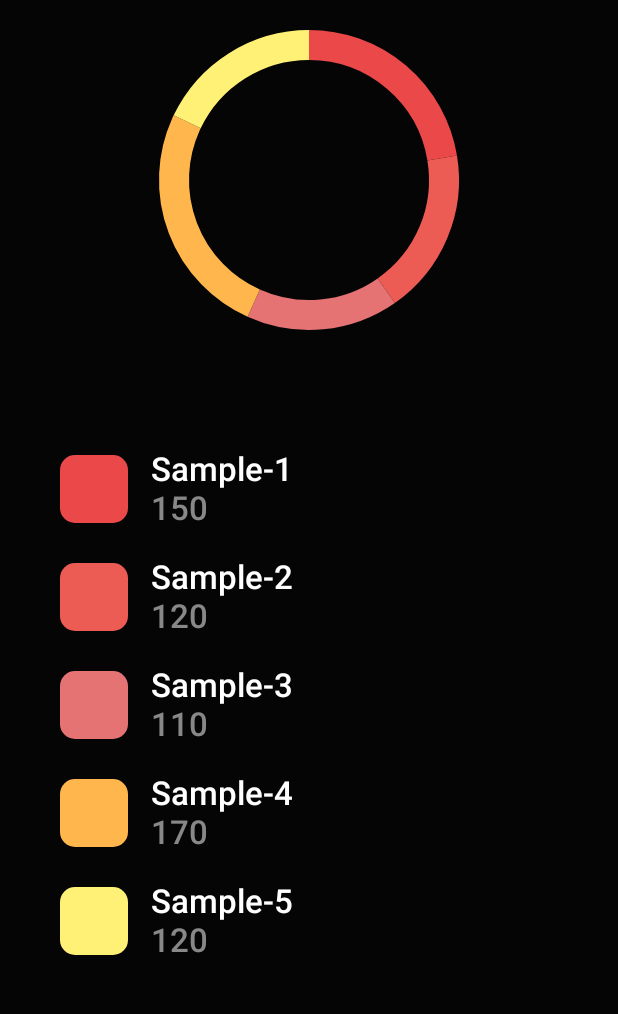
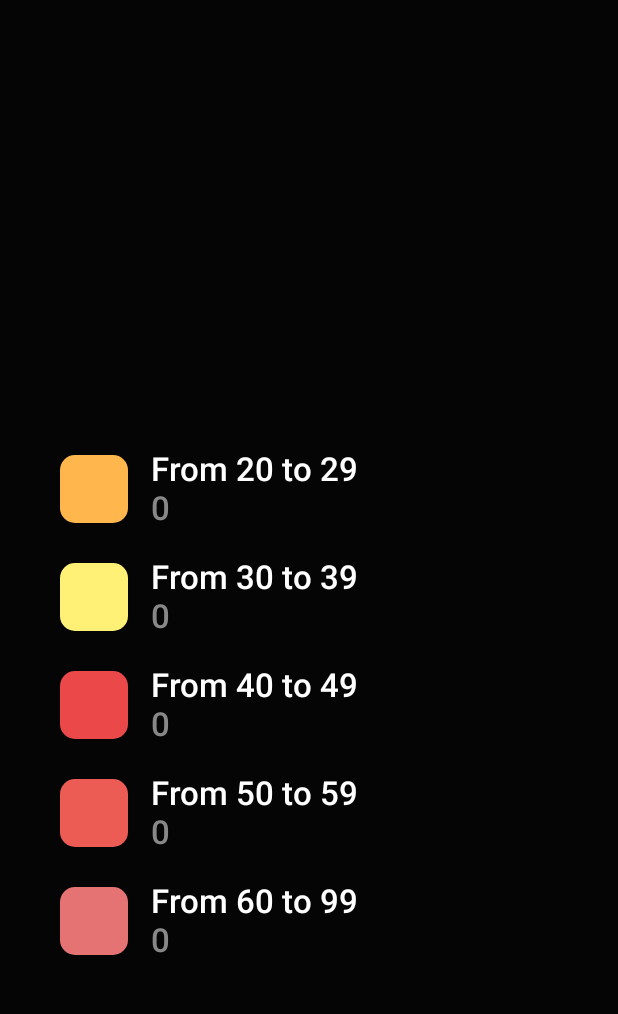
Before and after one commit to OverLordN7/FlirtCompose, an Android app built with Jetpack Compose: the GraphScreen screen opened through its navigation route, on a phone screen of 412 x 824 dp, the part 84-1098 px from its top. Run offline under Robolectric (Android 15) with nearby library versions, the phone set to English and light mode, and no system bars; our stand-ins replace accompanist, paging; network calls fail; pictures from the network do not load; 1 statement that could not run was skipped.

Commit message:
Phase 16.1
*Some changes

```diff
--- a/app/src/main/java/com/example/flirtcompose/ui/custom/PieChart.kt
+++ b/app/src/main/java/com/example/flirtcompose/ui/custom/PieChart.kt
@@ -42,11 +42,11 @@ fun PieChart(
     }
 
     val colors = listOf(
+        RainbowOrange,
+        RainbowYellow,
         Crimson100,
         Crimson50,
         RainbowMango,
-        RainbowOrange,
-        RainbowYellow,
 
     )
 
--- a/app/src/main/java/com/example/flirtcompose/ui/screens/GraphScreen.kt
+++ b/app/src/main/java/com/example/flirtcompose/ui/screens/GraphScreen.kt
@@ -1,30 +1,36 @@
 package com.example.flirtcompose.ui.screens
 
+import android.util.Log
 import android.widget.Toast
 import androidx.compose.foundation.layout.*
-import androidx.compose.material.*
+import androidx.compose.foundation.lazy.LazyColumn
+import androidx.compose.material.MaterialTheme
+import androidx.compose.material.Scaffold
+import androidx.compose.material.Surface
 import androidx.compose.material.icons.Icons
 import androidx.compose.material.icons.filled.AddCircle
 import androidx.compose.material.icons.filled.Home
 import androidx.compose.material.icons.filled.Info
 import androidx.compose.material.icons.filled.Settings
+import androidx.compose.material.rememberScaffoldState
 import androidx.compose.runtime.Composable
 import androidx.compose.runtime.rememberCoroutineScope
 import androidx.compose.ui.Modifier
-import androidx.compose.ui.graphics.Color
 import androidx.compose.ui.platform.LocalContext
 import androidx.compose.ui.res.stringResource
 import androidx.compose.ui.unit.dp
 import androidx.navigation.NavController
 import com.example.flirtcompose.R
 import com.example.flirtcompose.model.MenuItem
-import com.example.flirtcompose.navigation.Screen
 import com.example.flirtcompose.ui.custom.PieChart
-import com.example.flirtcompose.ui.menu.AppBar
 import com.example.flirtcompose.ui.menu.DefaultAppBar
 import com.example.flirtcompose.ui.menu.DrawerBody
 import com.example.flirtcompose.ui.menu.DrawerHeader
 import kotlinx.coroutines.launch
+
+
+private const val TAG = "GraphScreen"
+
 
 @Composable
 fun GraphScreen(
@@ -36,6 +42,28 @@ fun GraphScreen(
     val scaffoldState = rememberScaffoldState()
     val scope = rememberCoroutineScope()
     val context = LocalContext.current
+
+    Log.d(TAG,"graphlist: ${personViewModel.personListGraph.size}")
+
+    var ageCategory1 = 0 //20..29
+    var ageCategory2 = 0 //30..39
+    var ageCategory3 = 0 //40..49
+    var ageCategory4 = 0 //50..59
+    var ageCategory5 = 0 //60..99
+
+
+
+
+    personViewModel.personListGraph.forEach {person ->
+        val age = personViewModel.convertStringAgeToInt(person.age)
+        when(age){
+            in 20..29->{ageCategory1++}
+            in 30..39->{ageCategory2++}
+            in 40..49->{ageCategory3++}
+            in 50..59->{ageCategory4++}
+            in 60..99->{ageCategory5++}
+        }
+    }
 
     Scaffold(
         scaffoldState = scaffoldState,
@@ -95,20 +123,24 @@ fun GraphScreen(
                 .fillMaxSize()
                 .padding(it),
         ) {
-            Column {
+            LazyColumn {
+                item {
                     Spacer(modifier = Modifier
                         .fillMaxWidth()
                         .height(30.dp))
+                }
+                item{
                     PieChart(
                         data = mapOf(
-                        Pair("Sample-1", 150),
-                        Pair("Sample-2", 120),
-                        Pair("Sample-3", 110),
-                        Pair("Sample-4", 170),
-                        Pair("Sample-5", 120),
+                            Pair("From 20 to 29", ageCategory1),
+                            Pair("From 30 to 39", ageCategory2),
+                            Pair("From 40 to 49", ageCategory3),
+                            Pair("From 50 to 59", ageCategory4),
+                            Pair("From 60 to 99", ageCategory5),
                         )
                     )
                 }
             }
         }
     }
+}
--- a/app/src/main/java/com/example/flirtcompose/ui/screens/PersonViewModel.kt
+++ b/app/src/main/java/com/example/flirtcompose/ui/screens/PersonViewModel.kt
@@ -15,6 +15,7 @@ import com.example.flirtcompose.RequestApplication
 import com.example.flirtcompose.data.PersonPagingSource
 import com.example.flirtcompose.data.RequestRepository
 import com.example.flirtcompose.model.Person
+import kotlinx.coroutines.delay
 import kotlinx.coroutines.flow.Flow
 import kotlinx.coroutines.flow.map
 import kotlinx.coroutines.launch
@@ -38,9 +39,27 @@ class PersonViewModel(private val requestRepository: RequestRepository):ViewMode
 
     var photoList: List<String> = emptyList()
 
+    var personListGraph: List<Person> = emptyList()
+
 
     init {
         getPersonList()
+        getPersonListForGraph()
+    }
+
+    private fun getPersonListForGraph(times: Int = 10){
+        var index = 1
+        viewModelScope.launch {
+            while (index < times){
+                val response = requestRepository.getJournals(index)
+
+                if (response.body() != null){
+                    personListGraph = personListGraph + response.body()!!.users
+                }
+                delay(1500)
+                index++
+            }
+        }
     }
 
     fun getPersonList(){
@@ -120,7 +139,7 @@ class PersonViewModel(private val requestRepository: RequestRepository):ViewMode
                     && (person.photos.size in photoStartPosition..photoEndPosition)
         }
     }
-    private fun convertStringAgeToInt(age: String): Int{
+    fun convertStringAgeToInt(age: String): Int{
         // clean string from spaces ' '
         var rawAge = age.replace(" ","")
         // clean string from letters of russian alphabet
```
Lines whose indentation alone changed are shown as unchanged.
